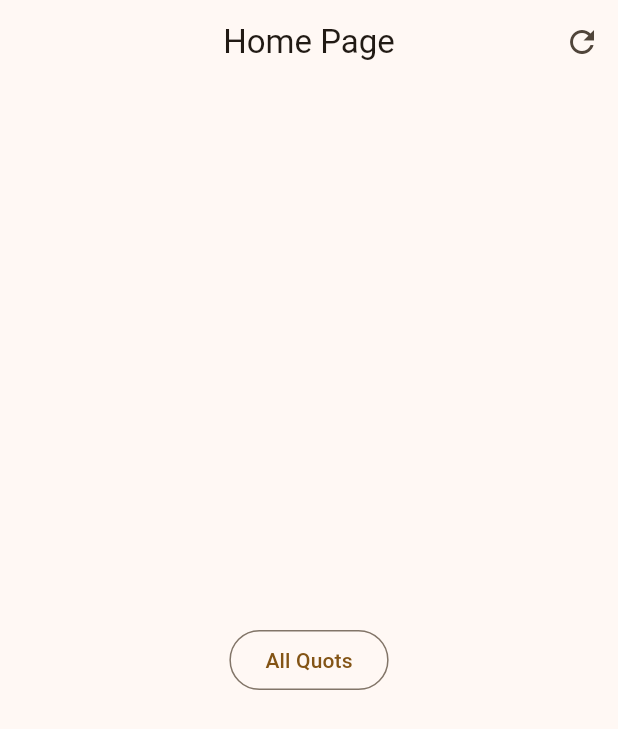
After one commit to Bhavin1313/Bhavin_Quotes_App_flutter_app, a Flutter app: the screen it shows after launch, on a phone screen of 412 x 824 dp. The commit adds this screen. Shown: the top 729 px of the screen. Run offline on Flutter 3.47's test engine with Material 2 defaults, Android fonts, the phone set to English and light mode, and no system bars.

Commit message:
Seconned commit

```diff
--- a/lib/Components/Utils/global.dart
+++ b/lib/Components/Utils/global.dart
@@ -0,0 +1,5 @@
+import '../../Model/quotes_model.dart';
+
+class Global {
+  static late List<Quotes> QuotsData;
+}
--- /dev/null
+++ b/lib/Views/all_quotes.dart
@@ -0,0 +1,62 @@
+import 'dart:math';
+
+import 'package:flutter/material.dart';
+
+import '../Components/Utils/global.dart';
+import '../Components/Utils/list_quotes.dart';
+import '../Model/quotes_model.dart';
+
+class All_Quotes extends StatefulWidget {
+  const All_Quotes({super.key});
+
+  @override
+  State<All_Quotes> createState() => _All_QuotesState();
+}
+
+class _All_QuotesState extends State<All_Quotes> {
+  Random random = Random();
+  @override
+  void initState() {
+    // TODO: implement initState
+    super.initState();
+    Global.QuotsData = QuoteList.map((e) => Quotes.fromMap(Data: e)).toList();
+  }
+
+  @override
+  Widget build(BuildContext context) {
+    int RandomIndex = random.nextInt(Global.QuotsData.length);
+    Quotes quotes = Global.QuotsData[RandomIndex];
+    return Scaffold(
+        appBar: AppBar(
+          title: Text("Home Page"),
+          centerTitle: true,
+          actions: [
+            IconButton(
+              onPressed: () {
+                setState(() {
+                  showDialog(
+                    context: context,
+                    builder: (context) => AlertDialog(
+                      elevation: 5,
+                      title: Text("${quotes.quote}"),
+                      content: Text("- ${quotes.author}"),
+                    ),
+                  );
+                });
+              },
+              icon: Icon(
+                Icons.refresh,
+              ),
+            )
+          ],
+        ),
+        body: Center(
+          child: OutlinedButton(
+            onPressed: () {
+              Navigator.pushNamed(context, 'all_Quotes');
+            },
+            child: Text("All Quots"),
+          ),
+        ));
+  }
+}
--- a/lib/main.dart
+++ b/lib/main.dart
@@ -1,14 +1,17 @@
 import 'package:flutter/material.dart';
 
+import 'Views/all_quotes.dart';
 import 'Views/home_page.dart';
 
 void main() {
   runApp(
     MaterialApp(
       debugShowCheckedModeBanner: false,
-      theme: ThemeData(useMaterial3: true),
+      theme:
+          ThemeData(useMaterial3: true, colorSchemeSeed: Colors.orangeAccent),
       routes: {
-        '/': (context) => HomePage(),
+        'all_Quotes': (context) => HomePage(),
+        '/': (context) => All_Quotes(),
       },
     ),
   );
```
Also changed, not shown: lib/Views/home_page.dart (+6 -7 lines).
